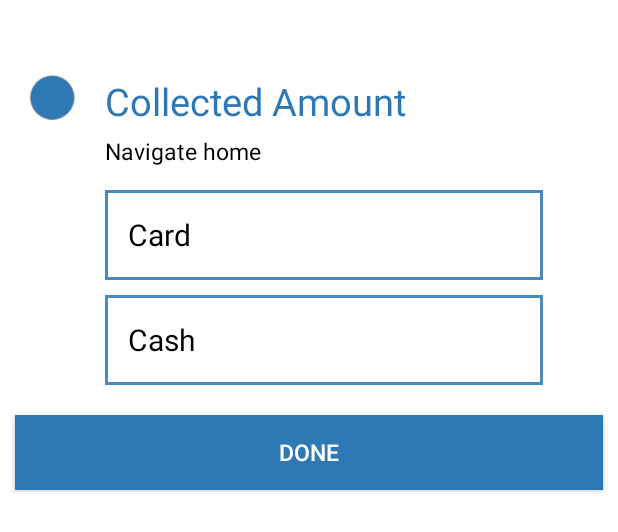
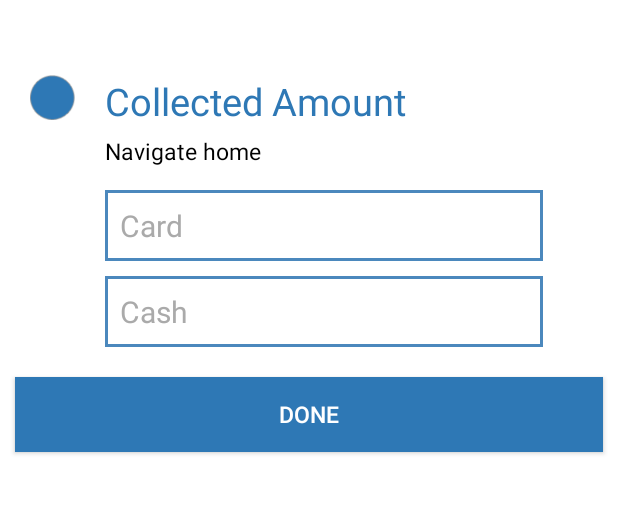
Before and after one commit to samiahmad86/runboyrub, an Android app: the layout fragment_delivered.xml on its own in the app's theme, with its tools: preview values and no code run, on a phone screen of 412 x 824 dp. Shown: the top 532 px of the screen. Run offline under Robolectric (Android 15) with nearby library versions, the light colour scheme and no system bars.

Commit message:
almost complete

```diff
--- a/app/src/main/java/com/refiral/nomnom/config/Constants.java
+++ b/app/src/main/java/com/refiral/nomnom/config/Constants.java
@@ -37,7 +37,7 @@ public class Constants {
         public static final int STATUS_DELIVERED = 5;
         public static final int STATUS_PICKUP_PAY = 6;
         public static final int STATUS_PICKUP_PHOTO = 7;
-        public static final int STATUS_PICKUP_CONFIRM = 8;
+        public static final int STATUS_PICKUP_CONFIRM_PHOTO = 8;
         public static final int STATUS_STARTING_DELIVERY = 9;
         public static final String ORDER_STATUS_CANCELLED = "cancelled";
         public static final String ORDER_STATUS_UPDATE = "updated";
--- a/app/src/main/java/com/refiral/nomnom/fragment/CameraFragment.java
+++ b/app/src/main/java/com/refiral/nomnom/fragment/CameraFragment.java
@@ -151,9 +151,9 @@ public class CameraFragment extends BaseFragment implements SurfaceHolder.Callba
             ex.printStackTrace();
         }
         if(file.exists()) {
-            PrefUtils.setStatus(Constants.Values.STATUS_PICKUP_CONFIRM);
+            PrefUtils.setStatus(Constants.Values.STATUS_PICKUP_CONFIRM_PHOTO);
             PrefUtils.setBillPhoto(file.getAbsolutePath());
-            fil.onFragmentInteraction(Constants.Values.STATUS_PICKUP_CONFIRM, null);
+            fil.onFragmentInteraction(Constants.Values.STATUS_PICKUP_CONFIRM_PHOTO, null);
         } else {
             refreshCamera();
         }
--- a/app/src/main/java/com/refiral/nomnom/service/CustomService.java
+++ b/app/src/main/java/com/refiral/nomnom/service/CustomService.java
@@ -146,8 +146,7 @@ public class CustomService extends Service implements GoogleApiClient.Connection
                 String orderJSON = gson.toJson(order);
                 Log.d(TAG, orderJSON);
                 // start the service to build the notification if the order is new
-                //TODO: remove the true
-                if(true || (status != null && status.equalsIgnoreCase(Constants.Values.ORDER_STATUS_NEW))) {
+                if(status != null && status.equalsIgnoreCase(Constants.Values.ORDER_STATUS_NEW)) {
                     Intent iNotificationService = new Intent(CustomService.this, NotificationService.class);
                     iNotificationService.setAction(TAG);
                     startService(iNotificationService);
--- a/app/src/main/java/com/refiral/nomnom/util/PrefUtils.java
+++ b/app/src/main/java/com/refiral/nomnom/util/PrefUtils.java
@@ -81,4 +81,5 @@ public class PrefUtils {
     public static void deleteCurrentOrderID() {
         mEditor.remove(Constants.Keys.KEY_ORDER_ID).commit();
     }
+
 }
--- a/app/src/main/res/layout/fragment_arrived_confirmed.xml
+++ b/app/src/main/res/layout/fragment_arrived_confirmed.xml
@@ -27,4 +27,10 @@
         android:layout_width="match_parent"
         android:layout_height="50dp"
         style="@style/BigBlueButtonStyle" />
+
+
+    <include
+        android:id="@+id/pb_home"
+        layout="@layout/layout_large_progress_bar"/>
+
 </RelativeLayout>
--- a/app/src/main/res/layout/fragment_delivered.xml
+++ b/app/src/main/res/layout/fragment_delivered.xml
@@ -29,8 +29,8 @@
         android:layout_alignLeft="@id/tv_payment_heading"
         android:layout_below="@id/tv_payment_heading"
         android:layout_marginTop="5dp"
+        android:text="@string/abc_action_bar_home_description"
         android:textColor="@color/black"
-        android:text="@string/abc_action_bar_home_description"
         android:textSize="15sp" />
 
 
@@ -47,31 +47,17 @@
 
         <android.support.v7.widget.AppCompatEditText
             android:id="@+id/et_payment_card"
+            style="@style/BlueTextBoxStyle"
             android:layout_width="match_parent"
-            android:layout_height="60dp"
             android:layout_marginTop="5dp"
-            android:background="@drawable/light_blue_rectangle"
-            android:hint="@string/card"
-            android:inputType="number"
-            android:padding="15dp"
-            android:singleLine="true"
-            android:textColor="@color/black"
-            android:textColorHint="@color/black"
-            android:textSize="20sp" />
+            android:hint="@string/card" />
 
         <android.support.v7.widget.AppCompatEditText
             android:id="@+id/et_payment_cash"
+            style="@style/BlueTextBoxStyle"
             android:layout_width="match_parent"
-            android:layout_height="60dp"
             android:layout_marginTop="10dp"
-            android:background="@drawable/light_blue_rectangle"
-            android:hint="@string/cash"
-            android:inputType="number"
-            android:padding="15dp"
-            android:singleLine="true"
-            android:textColor="@color/black"
-            android:textColorHint="@color/black"
-            android:textSize="20sp" />
+            android:hint="@string/cash" />
 
     </LinearLayout>
 
@@ -88,4 +74,9 @@
         android:imeOptions="actionDone"
         android:text="@string/done" />
 
+
+    <include
+        android:id="@+id/pb_home"
+        layout="@layout/layout_large_progress_bar"/>
+
 </RelativeLayout>
--- a/app/src/main/res/layout/fragment_pickup_confirm.xml
+++ b/app/src/main/res/layout/fragment_pickup_confirm_photo.xml
@@ -28,7 +28,7 @@
         android:layout_alignLeft="@id/tv_upload"
         android:layout_alignParentBottom="true"
         android:layout_marginBottom="50dp"
-        android:src="@drawable/ic_action_cancel" />
+        android:src="@drawable/btn_cancel" />
 
     <ImageView
         android:id="@+id/iv_accept"
@@ -37,7 +37,7 @@
         android:layout_alignParentBottom="true"
         android:layout_alignRight="@id/tv_upload"
         android:layout_marginBottom="50dp"
-        android:src="@drawable/ic_action_accept" />
+        android:src="@drawable/btn_accept" />
 
 
 </RelativeLayout>
--- a/app/src/main/res/layout/fragment_reached_customer.xml
+++ b/app/src/main/res/layout/fragment_reached_customer.xml
@@ -40,4 +40,9 @@
         android:layout_below="@id/tv_order_summary"
         android:layout_marginBottom="10dp"/>
 
+
+    <include
+        android:id="@+id/pb_home"
+        layout="@layout/layout_large_progress_bar"/>
+
 </RelativeLayout>
--- a/app/src/main/res/values/styles.xml
+++ b/app/src/main/res/values/styles.xml
@@ -23,4 +23,15 @@
         <item name="android:textColor">@color/c2E78B5</item>
     </style>
 
+    <style name="BlueTextBoxStyle">
+        <item name="android:layout_height">wrap_content</item>
+        <item name="android:background">@drawable/light_blue_rectangle</item>
+        <item name="android:padding">10dp</item>
+        <item name="android:singleLine">true</item>
+        <item name="android:inputType">number</item>
+        <item name="android:textColor">@color/black</item>
+        <item name="android:textColorHint">@android:color/darker_gray</item>
+        <item name="android:textSize">20sp</item>
+    </style>
+
 </resources>
```
Also changed, not shown: app/src/main/java/com/refiral/nomnom/activity/HomeActivity.java (+14 -6 lines), app/src/main/java/com/refiral/nomnom/activity/LoginActivity.java (+17 -3 lines), app/src/main/java/com/refiral/nomnom/fragment/CustomFragment.java (+32 -16 lines), app/src/main/res/layout/activity_login.xml (+4 -15 lines), app/src/main/res/layout/layout_large_progress_bar.xml (added, +10 -0 lines), app/src/main/res/drawable-hdpi/ic_action_accept.png (deleted), app/src/main/res/drawable-hdpi/ic_action_cancel.png (deleted), app/src/main/res/drawable/btn_accept.png (added), app/src/main/res/drawable/btn_cancel.png (added).
